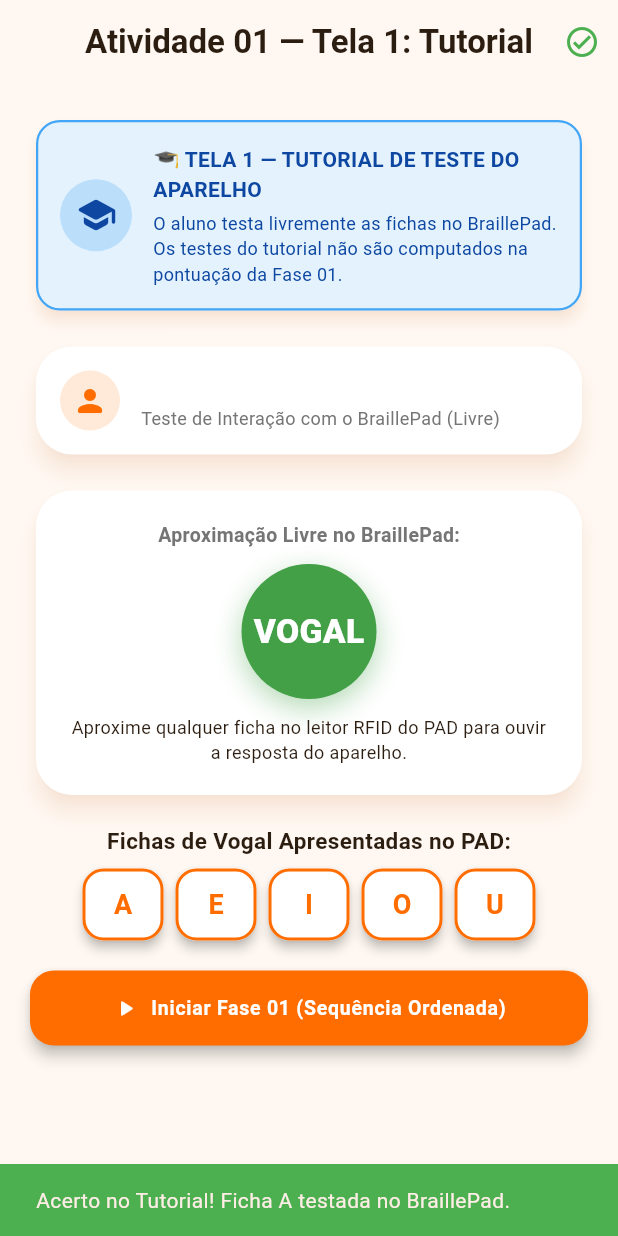
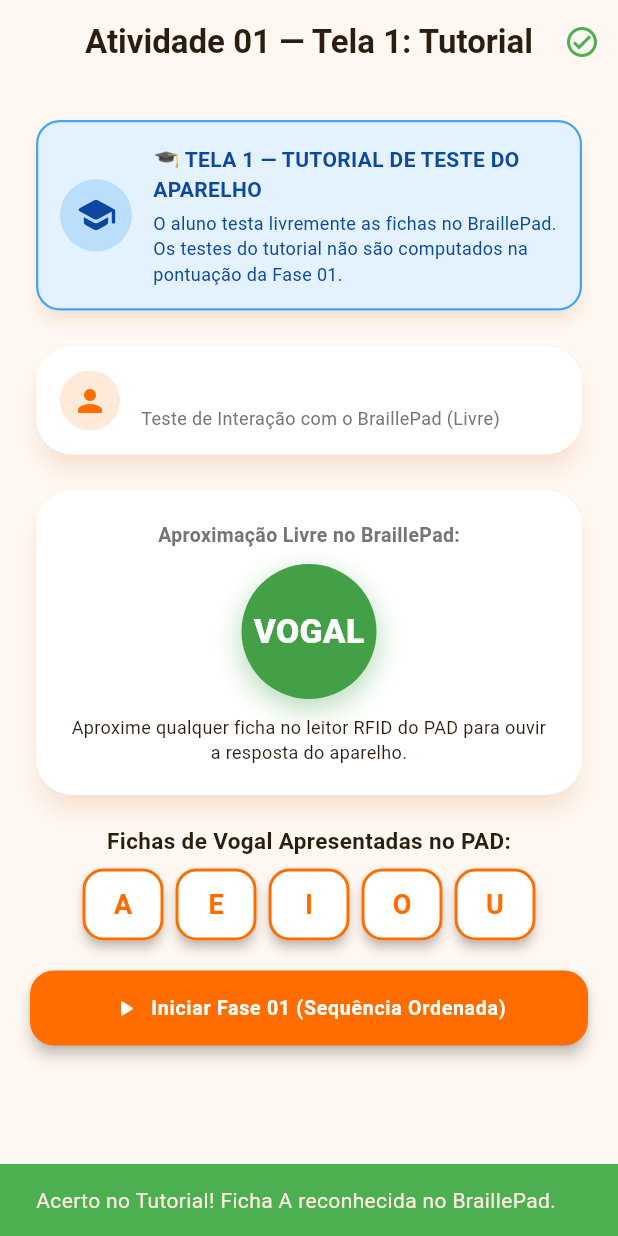
Before and after one commit to Gusthevo/braillepad, a Flutter app: the ExecucaoSessaoScreen screen opened directly with empty values, after a tap on an icon or button, on a phone screen of 412 x 824 dp. Run offline on Flutter 3.47's test engine with Material 3 defaults, Android fonts, the phone set to English and light mode, and no system bars; our stand-ins replace device_info_plus, flutter_blue_plus, permission_handler, shared_preferences; accounts and stored records are empty; network calls fail.

Commit message:
feat: adiciona TTS na sessão, validação por ficha, preferências e novo ícone
- Adiciona TtsService (flutter_tts) para anunciar alvo, acerto e erro durante a sessão
- Implementa validação de palavras e sílabas ficha por ficha com indicador visual de progresso
- Cria PreferenciasService e schema de preferências do professor, corrigindo ImportError no backend
- Atualiza ícone do aplicativo (logo Tixa) via flutter_launcher_icons

```diff
--- a/frontend/lib/screens/execucao_sessao_screen.dart
+++ b/frontend/lib/screens/execucao_sessao_screen.dart
@@ -3,6 +3,7 @@ import 'package:flutter/material.dart';
 import '../theme/app_theme.dart';
 import '../services/sessao_service.dart';
 import '../services/braillepad_ble_service.dart';
+import '../services/tts_service.dart';
 import 'resumo_sessao_screen.dart';
 
 enum EtapaAtividade { tutorial, fase01Ordenada, conclusaoFase01, fase02Randomizada }
@@ -28,6 +29,8 @@ class _ExecucaoSessaoScreenState extends State<ExecucaoSessaoScreen> {
 
   int _alvoIndex = 0;
   int _tentativasNoAlvoAtual = 0;
+  int _letraPosicaoNoAlvo = 0;
+  final List<String> _letrasJaCompletadas = [];
 
   int _totalAcertosFase = 0;
   int _totalErrosFase = 0;
@@ -74,12 +77,33 @@ class _ExecucaoSessaoScreenState extends State<ExecucaoSessaoScreen> {
         _registrarResposta(fichaLida);
       }
     });
+
+    // Anuncia por voz o primeiro alvo a ser apresentado
+    Future.delayed(const Duration(milliseconds: 600), () {
+      if (mounted) _anunciarAlvoAtual();
+    });
+  }
+
+  void _anunciarAlvoAtual() {
+    if (_etapaAtual == EtapaAtividade.conclusaoFase01) return;
+    List<String> listaAtual = (_etapaAtual == EtapaAtividade.fase02Randomizada)
+        ? _alvosRandomizados
+        : _alvosAtividade;
+    if (_alvoIndex < listaAtual.length) {
+      String alvo = listaAtual[_alvoIndex];
+      TtsService.instance.falarComandoAlvo(
+        alvo,
+        posicaoAtual: _letraPosicaoNoAlvo,
+        tamanhoTotal: alvo.length,
+      );
+    }
   }
 
   @override
   void dispose() {
     _timer?.cancel();
     _rfidSubscription?.cancel();
+    TtsService.instance.parar();
     super.dispose();
   }
 
@@ -109,71 +133,104 @@ class _ExecucaoSessaoScreenState extends State<ExecucaoSessaoScreen> {
         : _alvosAtividade;
 
     String alvoSolicitado = listaAtual[_alvoIndex];
+    String fichaLimpa = fichaTocada.trim().toUpperCase();
+    String alvoLimpo = alvoSolicitado.trim().toUpperCase();
+
+    // Se o alvo for palavra/sílaba composta (ex: MALA) e for apresentada uma única ficha (ex: M):
+    String letraEsperada = (alvoLimpo.length > 1 && _letraPosicaoNoAlvo < alvoLimpo.length)
+        ? alvoLimpo[_letraPosicaoNoAlvo]
+        : alvoLimpo;
+
     bool isCorreta;
+    bool alvoCompletado = false;
 
     if (_etapaAtual == EtapaAtividade.tutorial) {
-      isCorreta = _alvosAtividade.contains(fichaTocada);
+      isCorreta = _alvosAtividade.contains(fichaLimpa) || alvoLimpo.contains(fichaLimpa);
+      alvoCompletado = true;
+    } else if (fichaLimpa == alvoLimpo) {
+      // Leitura da palavra/sílaba completa
+      isCorreta = true;
+      alvoCompletado = true;
+    } else if (fichaLimpa == letraEsperada) {
+      // Leitura correta da ficha na posição sequencial da palavra/sílaba
+      isCorreta = true;
+      _letrasJaCompletadas.add(fichaLimpa);
+      _letraPosicaoNoAlvo++;
+      if (_letraPosicaoNoAlvo >= alvoLimpo.length) {
+        alvoCompletado = true;
+      }
     } else {
-      isCorreta = (fichaTocada == alvoSolicitado);
+      isCorreta = false;
+      alvoCompletado = false;
     }
 
     await SessaoService.registrarLeituraFicha(
       widget.sessao['id'],
       alvoId: 'alvo_${alvoSolicitado.toLowerCase()}',
-      posicao: _tentativasNoAlvoAtual + 1,
-      fichaCodigo: 'FICHA_$fichaTocada',
+      posicao: _letraPosicaoNoAlvo > 0 ? _letraPosicaoNoAlvo : (_tentativasNoAlvoAtual + 1),
+      fichaCodigo: 'FICHA_$fichaLimpa',
       correta: isCorreta,
     );
 
     if (!mounted) return;
 
     setState(() {
-      _tentativasNoAlvoAtual++;
-
       if (_etapaAtual == EtapaAtividade.tutorial) {
         ScaffoldMessenger.of(context).showSnackBar(
           SnackBar(
             content: Text(isCorreta
-                ? 'Acerto no Tutorial! Ficha $fichaTocada testada no BraillePad.'
-                : 'Ficha incorreta testada no tutorial.'),
+                ? 'Acerto no Tutorial! Ficha $fichaLimpa reconhecida no BraillePad.'
+                : 'Ficha $fichaLimpa testada no tutorial.'),
             backgroundColor: isCorreta ? Colors.green : Colors.orange.shade800,
             duration: const Duration(milliseconds: 800),
           ),
         );
+        TtsService.instance.falar(isCorreta ? "Ficha $fichaLimpa testada com sucesso." : "Ficha $fichaLimpa testada.");
         return;
       }
 
-      // Fases 01 e 02
       if (isCorreta) {
+        if (alvoCompletado) {
           _totalAcertosFase++;
-
-        if (_totalAcertosFase % 3 == 0) {
-          _badgesPositivas++;
-        }
+          if (_totalAcertosFase % 3 == 0) _badgesPositivas++;
 
           ScaffoldMessenger.of(context).showSnackBar(
             SnackBar(
-            content: Text('Acerto! Ficha $fichaTocada reconhecida.'),
+              content: Text('Excelente! $alvoLimpo completada com sucesso! 🎉'),
               backgroundColor: Colors.green,
-            duration: const Duration(milliseconds: 800),
+              duration: const Duration(milliseconds: 1000),
             ),
           );
-
+          TtsService.instance.falar("Excelente! $alvoLimpo completada com sucesso!");
           _avancarParaProximoAlvoOuFase();
         } else {
+          // Letra correta no meio da palavra (ex: 'M' de 'MALA')
+          ScaffoldMessenger.of(context).showSnackBar(
+            SnackBar(
+              content: Text('Letra "$fichaLimpa" reconhecida! Próxima letra esperada: "${alvoLimpo[_letraPosicaoNoAlvo]}"'),
+              backgroundColor: Colors.green.shade700,
+              duration: const Duration(milliseconds: 900),
+            ),
+          );
+          TtsService.instance.falar("Letra $fichaLimpa reconhecida. Próxima letra: ${alvoLimpo[_letraPosicaoNoAlvo]}");
+        }
+      } else {
         _totalErrosFase++;
+        _tentativasNoAlvoAtual++;
+        if (_totalErrosFase % 3 == 0) _badgesNegativas++;
 
-        if (_totalErrosFase % 3 == 0) {
-          _badgesNegativas++;
-        }
+        String msgErro = (alvoLimpo.length > 1)
+            ? 'Incorreto. Para a ${_letraPosicaoNoAlvo + 1}ª letra de $alvoLimpo, a ficha esperada é "$letraEsperada".'
+            : 'Incorreto (Tentativa $_tentativasNoAlvoAtual/3). A ficha esperada era $alvoSolicitado.';
 
         ScaffoldMessenger.of(context).showSnackBar(
           SnackBar(
-            content: Text('Incorreto (Tentativa $_tentativasNoAlvoAtual/3). A ficha esperada era $alvoSolicitado.'),
+            content: Text(msgErro),
             backgroundColor: Colors.red.shade700,
-            duration: const Duration(milliseconds: 1000),
+            duration: const Duration(milliseconds: 1200),
           ),
         );
+        TtsService.instance.falar("Incorreto. A letra esperada é $letraEsperada");
 
         if (_tentativasNoAlvoAtual >= 3) {
           _avancarParaProximoAlvoOuFase();
@@ -189,9 +246,12 @@ class _ExecucaoSessaoScreenState extends State<ExecucaoSessaoScreen> {
 
     setState(() {
       _tentativasNoAlvoAtual = 0;
+      _letraPosicaoNoAlvo = 0;
+      _letrasJaCompletadas.clear();
 
       if (_alvoIndex < listaAtual.length - 1) {
         _alvoIndex++;
+        _anunciarAlvoAtual();
       } else {
         _concluirEtapa();
       }
@@ -553,10 +613,49 @@ class _ExecucaoSessaoScreenState extends State<ExecucaoSessaoScreen> {
                       Text(
                         _etapaAtual == EtapaAtividade.tutorial
                             ? 'Aproxime qualquer ficha no leitor RFID do PAD para ouvir a resposta do aparelho.'
-                            : 'Apresente a ficha de "$alvoSolicitado" no leitor RFID do BraillePad ou toque abaixo:',
+                            : 'Apresente as fichas para formar "$alvoSolicitado" no leitor RFID do BraillePad:',
                         textAlign: TextAlign.center,
                         style: const TextStyle(fontSize: 12),
                       ),
+                      if (_etapaAtual != EtapaAtividade.tutorial && alvoSolicitado.length > 1) ...[
+                        const SizedBox(height: 12),
+                        Row(
+                          mainAxisAlignment: MainAxisAlignment.center,
+                          children: List.generate(alvoSolicitado.length, (index) {
+                            final isDone = index < _letrasJaCompletadas.length;
+                            final isCurrent = index == _letraPosicaoNoAlvo && !isDone;
+                            final char = isDone
+                                ? _letrasJaCompletadas[index]
+                                : (isCurrent ? '?' : '_');
+
+                            return Container(
+                              margin: const EdgeInsets.symmetric(horizontal: 4),
+                              width: 38,
+                              height: 48,
+                              decoration: BoxDecoration(
+                                color: isDone
+                                    ? Colors.green.shade600
+                                    : (isCurrent ? AppTheme.primaryOrange : Colors.grey.shade200),
+                                borderRadius: BorderRadius.circular(10),
+                                border: Border.all(
+                                  color: isCurrent ? AppTheme.primaryOrange : Colors.grey.shade400,
+                                  width: isCurrent ? 2.5 : 1.0,
+                                ),
+                              ),
+                              child: Center(
+                                child: Text(
+                                  char,
+                                  style: TextStyle(
+                                    fontSize: 22,
+                                    fontWeight: FontWeight.bold,
+                                    color: (isDone || isCurrent) ? Colors.white : Colors.grey.shade600,
+                                  ),
+                                ),
+                              ),
+                            );
+                          }),
+                        ),
+                      ],
                     ],
                   ),
                 ),
--- a/frontend/lib/screens/health_pad_screen.dart
+++ b/frontend/lib/screens/health_pad_screen.dart
@@ -181,8 +181,8 @@ class HealthPadScreen extends StatelessWidget {
                         title: const Text('BRAILLEPAD'),
                         subtitle: Text(device.remoteId.str),
                         trailing: const Icon(Icons.chevron_right_rounded),
-                        enabled: !ble.busy,
-                        onTap: ble.busy ? null : () => ble.connect(device),
+                        enabled: !ble.connecting,
+                        onTap: ble.connecting ? null : () => ble.connect(device),
                       ),
                     ),
                 ],
--- a/frontend/lib/services/api_service.dart
+++ b/frontend/lib/services/api_service.dart
@@ -8,7 +8,7 @@ class ApiService {
   static String get baseUrl {
     const configuredUrl = String.fromEnvironment(
       'API_BASE_URL',
-      defaultValue: '',
+      defaultValue: 'http://192.168.68.126:8000',
     );
 
     if (configuredUrl.isNotEmpty) {
--- a/frontend/lib/services/braillepad_ble_service.dart
+++ b/frontend/lib/services/braillepad_ble_service.dart
@@ -196,7 +196,9 @@ class BraillepadBleService extends ChangeNotifier {
     _updateStatus('Conectando ao BRAILLEPAD...');
 
     try {
-      await FlutterBluePlus.stopScan();
+      try {
+        await FlutterBluePlus.stopScan();
+      } catch (_) {}
       await _connectionSubscription?.cancel();
       _connectedDevice = device;
       _connectionSubscription = device.connectionState.listen((state) {
```
Also changed, not shown: frontend/pubspec.yaml (+10 -1 lines), frontend/pubspec.lock, 6 other files. Lines whose indentation alone changed are shown as unchanged.
